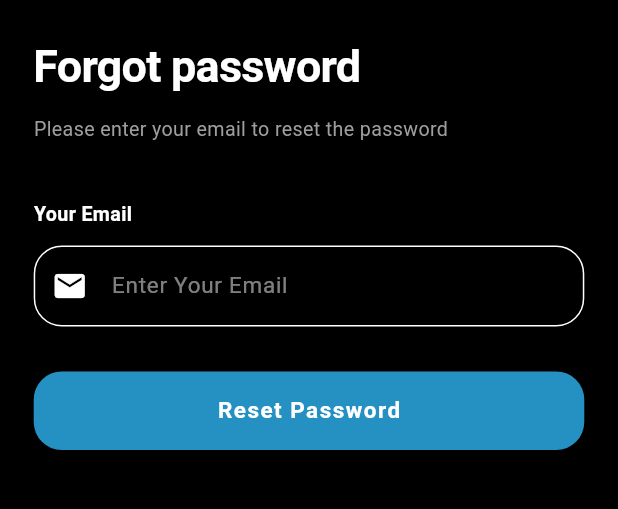
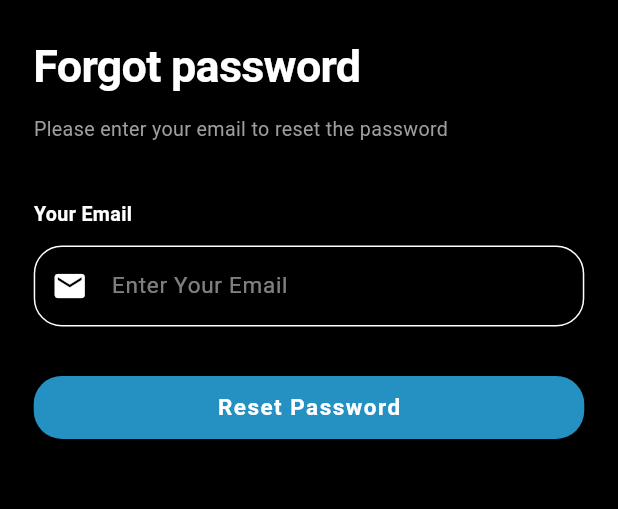
Before and after one commit to ihillharsh/booking_app, a Flutter app: the ForgotPasswordPage screen opened by its route, on a phone screen of 412 x 824 dp, the part 78-587 px from its top. Run offline on Flutter 3.47's test engine with Material 3 defaults, Android fonts, the phone set to English and light mode, and no system bars; our stand-ins replace auto_route, bloc, cached_network_image, carousel_slider, confetti, dartz and 13 more; missing offline and left inert: iconify_flutter; accounts and stored records are empty; network calls fail.

Commit message:
- safe committ

```diff
--- a/lib/core/config/router/app_router.dart
+++ b/lib/core/config/router/app_router.dart
@@ -19,6 +19,7 @@ import '../../../features/restaurant_booking/schedule_page.dart';
 import '../../../features/restaurant_booking/choose_table_page.dart';
 import '../../../features/restaurant_booking/restaurant_payment_page.dart';
 import '../../../features/salon_booking/salon_booking_page.dart';
+import '../../../features/booking_history/booking_history_page.dart';
 
 part 'app_router.gr.dart';
 
@@ -34,6 +35,9 @@ class AppRouter extends _$AppRouter {
     AutoRoute(page: OtpVerificationRoute.page),
     AutoRoute(page: ResetPasswordRoute.page),
     AutoRoute(page: ProfileDetailRoute.page),
+    AutoRoute(page: SearchRoute.page),
+    AutoRoute(page: SalonDetailsRoute.page),
+    AutoRoute(page: RestaurantDetailsRoute.page),
     AutoRoute(page: ScheduleRoute.page),
     AutoRoute(page: ChooseTableRoute.page),
     AutoRoute(page: RestaurantPaymentRoute.page),
@@ -43,9 +47,9 @@ class AppRouter extends _$AppRouter {
       page: MainRoute.page,
       children: [
         AutoRoute(page: HomeRoute.page),
-        AutoRoute(page: SearchRoute.page),
-        AutoRoute(page: SalonDetailsRoute.page),
-        AutoRoute(page: RestaurantDetailsRoute.page),
+        AutoRoute(page: FavouriteRoute.page),
+        AutoRoute(page: BookingHistoryRoute.page),
+        AutoRoute(page: ProfileRoute.page),
       ],
     ),
   ];
--- a/lib/core/theme/app_colors.dart
+++ b/lib/core/theme/app_colors.dart
@@ -19,6 +19,7 @@ class AppColors {
   static const Color textSecondaryLight = Color(0xFF757575);
   static const Color textSecondaryDark = Color(0xFFB0B0B0);
   static const Color blackOpacity50 =  Color(0x7F000000);
+  static const Color blackOpacity25 =  Color(0x40000000);
   static const Color whiteOpacity50 =  Color(0x7FFFFFFF);
 
 
@@ -35,6 +36,9 @@ class AppColors {
   static const Color grey = Color(0xFF9E9E9E);
   static const Color greyLight = Color(0xFFE0E0E0);
   static const Color greyDark = Color(0xFF424242);
+  static const Color green = Color(0xFF43A047);
+  static const Color red = Color(0xFFC31D1D);
+
 
   //Transparent
   static const Color transparent = Color(0x00000000);
--- a/lib/core/theme/app_text_styles.dart
+++ b/lib/core/theme/app_text_styles.dart
@@ -126,7 +126,8 @@ class AppTextStyles {
   TextStyle get overline => TextStyle(
     fontSize: 10.fSize,
     fontWeight: FontWeight.normal,
-    letterSpacing: 1.5,
+    letterSpacing: 0.5,
+    color: AppColors.white
   );
 }
 
@@ -135,6 +136,9 @@ extension TextStyleModifiers on TextStyle {
   TextStyle get white => copyWith(color: Colors.white);
   TextStyle get primary => copyWith(color: AppColors.primary);
   TextStyle get red => copyWith(color: Colors.red);
+  TextStyle  customColor(Color x) => copyWith(color: x);
   TextStyle get bold => copyWith(fontWeight: FontWeight.bold);
   TextStyle get semiBold => copyWith(fontWeight: FontWeight.w600);
+  TextStyle  semiBoldCustom(Color x) => copyWith(fontWeight: FontWeight.w600,color: x);
+
 }
--- a/lib/core/widgets/buttons/primary_button.dart
+++ b/lib/core/widgets/buttons/primary_button.dart
@@ -1,44 +1,85 @@
+import 'package:app_initial_structure/core/theme/app_colors.dart';
 import 'package:app_initial_structure/core/theme/app_text_styles.dart';
 import 'package:app_initial_structure/core/utils/size_utils.dart';
 import 'package:flutter/material.dart';
-import '../../theme/app_dimensions.dart';
 
 class PrimaryButton extends StatelessWidget {
   final String text;
   final VoidCallback? onPressed;
+
+  /// Visual styles
   final bool isLoading;
+  final bool isOutlined;
   final double? width;
-  final double height;
   final Color? backgroundColor;
-  final Color? foregroundColor;
   final Color? textColor;
+  final Color? borderColor;
+  final double borderWidth;
+  final double borderRadius;
   final TextStyle? textStyle;
+  final EdgeInsetsGeometry? margin;
+  final BorderRadiusGeometry? borderRadiusType;
 
   const PrimaryButton({
     super.key,
     required this.text,
     this.onPressed,
     this.isLoading = false,
+
+    /// Outline control
+    this.isOutlined = false,
+
+    /// Size
     this.width,
-    this.height = AppDimensions.buttonHeightMedium,
+    this.margin,
+
+    /// Colors
     this.backgroundColor,
-    this.foregroundColor,
+    this.textColor,
+    this.borderColor,
+    this.borderWidth = 1.5,
+    this.borderRadiusType,
+
+    /// Shape
+    this.borderRadius = 20,
+
+    /// Text
     this.textStyle,
-    this.textColor,
   });
 
   @override
   Widget build(BuildContext context) {
-    return SizedBox(
+    final bool disabled = isLoading || onPressed == null;
+
+    final Color resolvedBg =
+        isOutlined
+            ? AppColors.transparent
+            : (backgroundColor ?? AppColors.primary);
+
+    final Color resolvedText =
+        textColor ??
+        (isOutlined ? (borderColor ?? AppColors.white) : AppColors.white);
+
+    final Color resolvedBorder = borderColor ?? AppColors.white;
+
+    return Container(
       width: width,
-      height: height,
+      margin: margin,
       child: ElevatedButton(
-        onPressed: isLoading ? null : onPressed,
+        onPressed: disabled ? null : onPressed,
         style: ButtonStyle(
-          foregroundColor: WidgetStateProperty.all(foregroundColor),
-          backgroundColor: WidgetStateProperty.all(backgroundColor),
+          elevation: WidgetStateProperty.all(0),
+          backgroundColor: WidgetStateProperty.all(resolvedBg),
+          foregroundColor: WidgetStateProperty.all(resolvedText),
           shape: WidgetStateProperty.all(
-            RoundedRectangleBorder(borderRadius: BorderRadius.circular(20.h)),
+            RoundedRectangleBorder(
+              borderRadius:
+                  borderRadiusType ?? BorderRadius.circular(borderRadius.h),
+              side:
+                  isOutlined
+                      ? BorderSide(color: resolvedBorder, width: borderWidth)
+                      : BorderSide.none,
+            ),
           ),
         ),
         child:
@@ -48,14 +89,16 @@ class PrimaryButton extends StatelessWidget {
                   width: 20,
                   child: CircularProgressIndicator(
                     strokeWidth: 2,
-                    valueColor: AlwaysStoppedAnimation<Color>(Colors.white),
+                    valueColor: AlwaysStoppedAnimation<Color>(AppColors.white),
                   ),
                 )
                 : Text(
                   text,
                   style:
                       textStyle ??
-                      AppTextStyles.instance.button.copyWith(color: textColor),
+                      AppTextStyles.instance.button.copyWith(
+                        color: resolvedText,
+                      ),
                 ),
       ),
     );
--- a/lib/core/widgets/inputs/common_appbar.dart
+++ b/lib/core/widgets/inputs/common_appbar.dart
@@ -64,7 +64,7 @@ class CustomAppBar extends StatelessWidget implements PreferredSizeWidget {
     return Row(
       mainAxisAlignment: MainAxisAlignment.start,
       children: [
-        _buildBackButton(context),
+      if (showBackButton) _buildBackButton(context),
         Center(
           child: Text(
             title!,
--- a/lib/features/auth/presentation/forgot_password_page.dart
+++ b/lib/features/auth/presentation/forgot_password_page.dart
@@ -108,7 +108,6 @@ class _ForgotPasswordPageState extends State<ForgotPasswordPage> {
                   text: 'Reset Password',
                   onPressed: _handleResetPassword,
                   width: double.infinity,
-                  height: 56.h,
                 ),
               ],
             ),
--- a/lib/features/auth/presentation/login_page.dart
+++ b/lib/features/auth/presentation/login_page.dart
@@ -150,7 +150,6 @@ class _LoginPageState extends State<LoginPage> {
                         context.router.pushAndPopUntil(HomeRoute(), predicate: (route) => true,);
                       },
                       width: double.infinity,
-                      height: 56.h,
                     ),
                     // Create Account Button
                     SizedBox(
--- a/lib/features/auth/presentation/otp_verification_page.dart
+++ b/lib/features/auth/presentation/otp_verification_page.dart
@@ -148,7 +148,6 @@ class _OtpVerificationPageState extends State<OtpVerificationPage> {
                 text: 'Reset Password',
                 onPressed: _handleVerifyOtp,
                 width: double.maxFinite,
-                height: 56.h,
               ),
               SizedBox(height: 24.h),
 
--- a/lib/features/auth/presentation/reset_password_page.dart
+++ b/lib/features/auth/presentation/reset_password_page.dart
@@ -150,7 +150,6 @@ class _ResetPasswordPageState extends State<ResetPasswordPage> {
                   text: 'Reset Password',
                   onPressed: _handleResetPassword,
                   width: double.infinity,
-                  height: 56.h,
                 ),
               ],
             ),
--- a/lib/features/auth/presentation/signup_page.dart
+++ b/lib/features/auth/presentation/signup_page.dart
@@ -146,7 +146,6 @@ class _SignupPageState extends State<SignupPage> {
                         }
                       : null,
                   width: double.infinity,
-                  height: 56.h,
                 ),
                 SizedBox.shrink(),
                 // Or Sign up With
--- a/lib/features/main/main_page.dart
+++ b/lib/features/main/main_page.dart
@@ -24,9 +24,9 @@ class MainPage extends StatelessWidget {
       child: AutoTabsRouter(
         routes: [
           HomeRoute(),
-          SearchRoute(),
-          SalonDetailsRoute(salonId: '12'),
-          RestaurantDetailsRoute(restaurantId: '23'),
+          FavouriteRoute(),
+          BookingHistoryRoute(),
+          ProfileRoute(),
         ],
         builder: (context, child) {
           final tabsRouter = AutoTabsRouter.of(context);
--- a/lib/features/profile/presentation/profile_page.dart
+++ b/lib/features/profile/presentation/profile_page.dart
@@ -7,7 +7,7 @@ import 'package:flutter/material.dart';
 
 @RoutePage()
 class ProfilePage extends StatelessWidget {
-  const ProfilePage();
+  const ProfilePage({super.key});
 
   @override
   Widget build(BuildContext context) {
@@ -62,7 +62,7 @@ class ProfilePage extends StatelessWidget {
                 title: 'Earn Point',
                 onTap: () {
                   context.router.push(
-                    ProfileDetailRoute(fieldName: 'Earn Point'),
+                    SalonDetailsRoute(salonId: '12')
                   );
                 },
               ),
--- a/lib/features/widget/dotted_bottom_border.dart
+++ b/lib/features/widget/dotted_bottom_border.dart
@@ -7,6 +7,7 @@ class DottedBottomBorder extends StatelessWidget {
   final Color color;
   final double strokeWidth;
   final double gap;
+  final double? padding;
 
   const DottedBottomBorder({
     super.key,
@@ -14,6 +15,7 @@ class DottedBottomBorder extends StatelessWidget {
     this.color = Colors.white,
     this.strokeWidth = 1,
     this.gap = 3.0,
+    this.padding
   });
 
   @override
@@ -21,7 +23,7 @@ class DottedBottomBorder extends StatelessWidget {
     return CustomPaint(
       painter: _DottedLinePainter(color: color, strokeWidth: strokeWidth, gap: gap),
       child: Padding(
-        padding: EdgeInsets.only(bottom: 5.h),
+        padding: EdgeInsets.only(bottom: padding ?? 5.h),
         child: child,
       ),
     );
```
Also changed, not shown: lib/gen/assets.gen.dart (+38 -48 lines), lib/core/config/router/app_router.gr.dart, lib/core/di/injection.config.dart.
